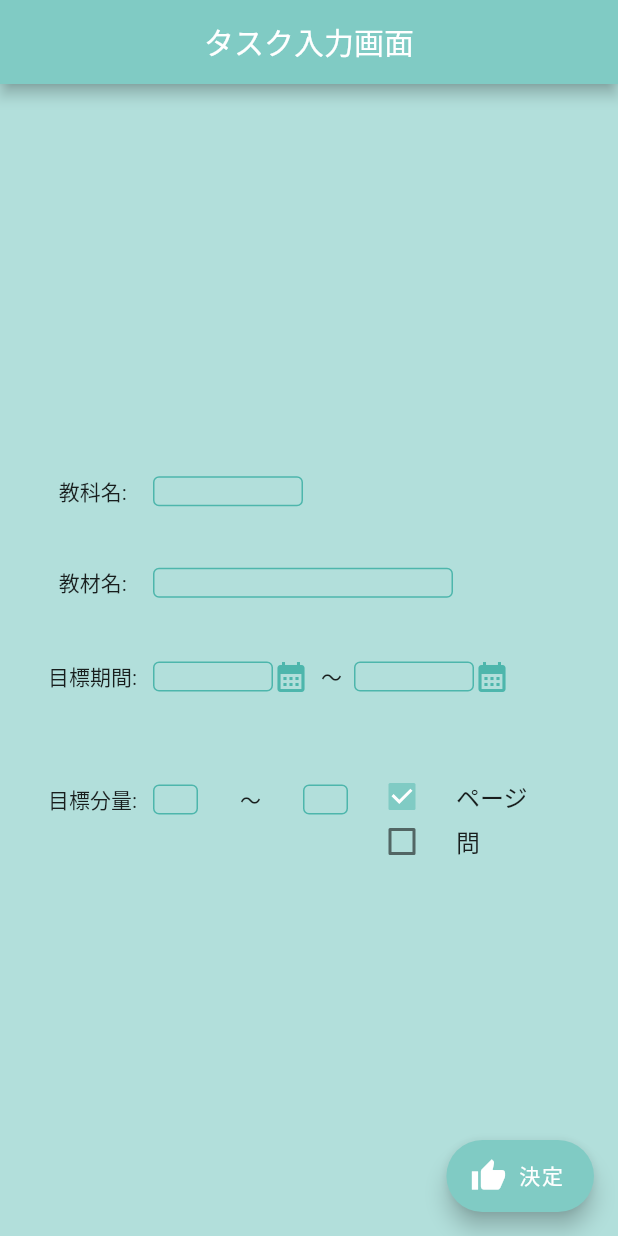
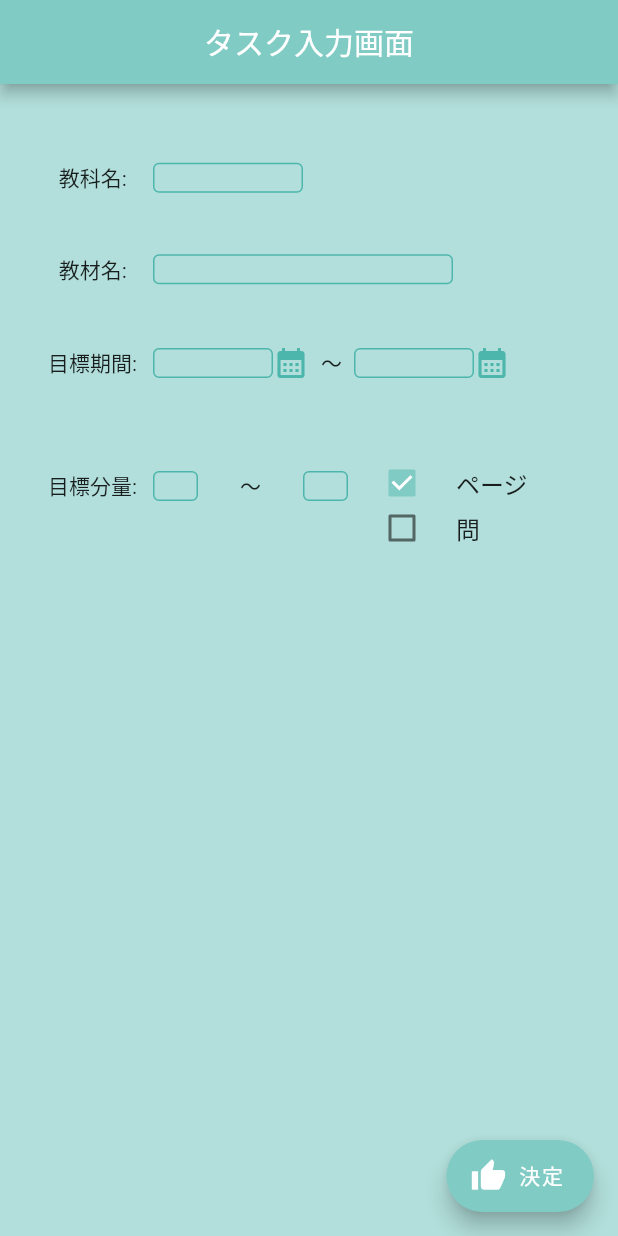
Before and after one commit to beso610/benesse_task_app, a Flutter app: the MyHomePage screen opened directly, on a phone screen of 412 x 824 dp. Run offline on Flutter 3.47's test engine with Material 2 defaults, Android fonts, the phone set to English and light mode, and no system bars; our stand-ins replace table_calendar.

Commit message:
task入力画面をListView化

```diff
--- a/lib/main.dart
+++ b/lib/main.dart
@@ -9,7 +9,7 @@ import 'package:benesse_task_app/ui/video.dart';
 //}
 
 void main() => runApp( new MaterialApp(
-  home: Home(),
+  home: InputTask(),
   routes: <String, WidgetBuilder>{
     '/calendar': (BuildContext context) => CalendarScreen(),
     '/video': (BuildContext context) => VideoScreen(),
--- a/lib/ui/input_task.dart
+++ b/lib/ui/input_task.dart
@@ -6,6 +6,9 @@ class InputTask extends StatelessWidget {
   // This widget is the root of your application.
   @override
   Widget build(BuildContext context) {
+
+    double screenWidth = MediaQuery.of(context).size.width;
+
     return MaterialApp(
       title: 'Flutter Demo',
       theme: ThemeData(
@@ -20,7 +23,7 @@ class InputTask extends StatelessWidget {
         // is not restarted.
         primarySwatch: Colors.blue,
       ),
-      home: const MyHomePage(title: 'タスク入力画面'),
+      home: const MyHomePage(title: 'タスク入力画面'),//, screenwidth: screenWidth),
     );
   }
 }
@@ -38,6 +41,7 @@ class MyHomePage extends StatefulWidget {
   // always marked "final".
 
   final String title;
+  //final double screenwidth;
 
   @override
   State<MyHomePage> createState() => _MyHomePageState();
@@ -64,8 +68,7 @@ class _MyHomePageState extends State<MyHomePage> {
       backgroundColor: Colors.teal[100],
       body: Container(
         padding: EdgeInsets.all(32.0),
-        child: Column(
-          mainAxisAlignment: MainAxisAlignment.center,
+        child: ListView(
           children: <Widget>[
           Padding(
             padding: EdgeInsets.only(top: 20, right: 0, bottom: 20, left: 0),
@@ -136,7 +139,7 @@ class _MyHomePageState extends State<MyHomePage> {
               children: <Widget>[
                 Container(
                   child: Text('目標分量: 　'),
-                  width: 70.0,
+                  width: 70,
                   alignment: Alignment.centerRight,
                 ),
                 TextFieldConstructed(30.0),
```
